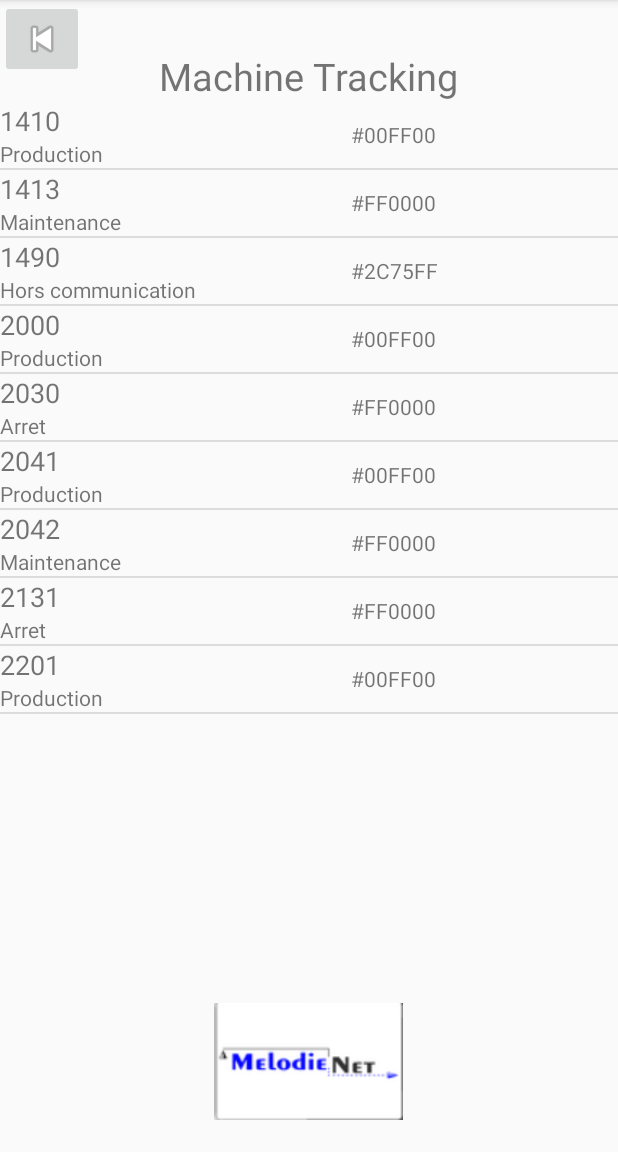
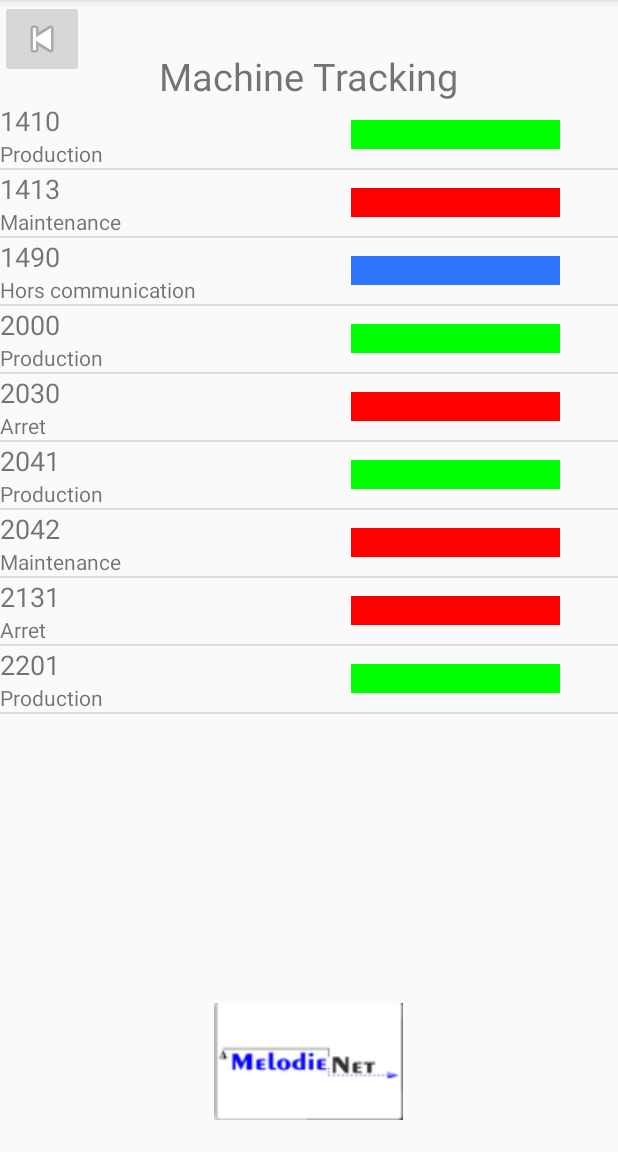
Before and after one commit to mordohaw/MelodieAndroid, an Android app: the MachineActivity screen opened directly, with no data from a screen before it, on a phone screen of 412 x 824 dp, the part 84-1236 px from its top. Run offline under Robolectric (Android 15) with nearby library versions, the phone set to English and light mode, and no system bars.

Commit message:
19/04 : Set the color view directly in the CellAdapter

```diff
--- a/MelodieAndroidV4.4/app/src/main/java/com/example/williammordohay/melodieandroidv44/Cell/CellAdapter.java
+++ b/MelodieAndroidV4.4/app/src/main/java/com/example/williammordohay/melodieandroidv44/Cell/CellAdapter.java
@@ -1,6 +1,7 @@
 package com.example.williammordohay.melodieandroidv44.Cell;
 
 import android.content.Context;
+import android.graphics.Color;
 import android.support.annotation.IdRes;
 import android.support.annotation.LayoutRes;
 import android.support.annotation.NonNull;
@@ -56,7 +57,11 @@ public class CellAdapter extends ArrayAdapter<CellObject> {
         //On rempli la vue
         viewHolder.num.setText(String.valueOf(currentCell.getCellNumber()));
         viewHolder.text.setText(currentCell.getCellText());
-        viewHolder.color.setText(currentCell.getColourCode());
+        viewHolder.color.setText("");
+        //viewHolder.color.setText(currentCell.getColourCode());
+
+        //Set color with the field ColourCode in object currentCell
+        viewHolder.color.setBackgroundColor(Color.parseColor(String.valueOf(currentCell.getColourCode())));
 
         viewCellObjectMap.put(convertView, currentCell);
 
--- a/MelodieAndroidV4.4/app/src/main/java/com/example/williammordohay/melodieandroidv44/MachineActivity.java
+++ b/MelodieAndroidV4.4/app/src/main/java/com/example/williammordohay/melodieandroidv44/MachineActivity.java
@@ -1,10 +1,12 @@
 package com.example.williammordohay.melodieandroidv44;
 
+import android.graphics.Color;
 import android.support.v7.app.AppCompatActivity;
 import android.os.Bundle;
 import android.view.View;
 import android.widget.ArrayAdapter;
 import android.widget.ListView;
+import android.widget.TextView;
 
 import com.example.williammordohay.melodieandroidv44.Cell.CellAdapter;
 import com.example.williammordohay.melodieandroidv44.Cell.CellObject;
@@ -23,7 +25,9 @@ public class MachineActivity extends AppCompatActivity {
     protected void onCreate(Bundle savedInstanceState) {
         super.onCreate(savedInstanceState);
         setContentView(R.layout.activity_machine);
+
         populateListView();
+
     }
 
     public void generateCells(){
@@ -45,8 +49,8 @@ public class MachineActivity extends AppCompatActivity {
     }
 
     public void populateListView(){
+        generateCells();
         mListView=(ListView) findViewById(R.id.CellsView);
-        generateCells();
         adapter=new CellAdapter(this,cells);
         mListView.setAdapter(adapter);
 
--- a/MelodieAndroidV4.4/app/src/main/res/layout/activity_machine.xml
+++ b/MelodieAndroidV4.4/app/src/main/res/layout/activity_machine.xml
@@ -16,7 +16,7 @@
         app:srcCompat="@android:drawable/ic_media_previous" />
 
     <TextView
-        android:id="@+id/textView"
+        android:id="@+id/titleView"
         android:layout_width="wrap_content"
         android:layout_height="wrap_content"
         android:textSize="25sp"
@@ -40,7 +40,7 @@
         <ListView
             android:id="@+id/CellsView"
             android:layout_width="wrap_content"
-            android:layout_below="@id/textView"
+            android:layout_below="@id/titleView"
             android:layout_above="@id/MelodieLogo"
             android:layout_height="match_parent">
 
--- a/MelodieAndroidV4.4/app/src/main/res/layout/activity_production.xml
+++ b/MelodieAndroidV4.4/app/src/main/res/layout/activity_production.xml
@@ -16,7 +16,7 @@
         app:srcCompat="@android:drawable/ic_media_previous" />
 
     <TextView
-        android:id="@+id/textView"
+        android:id="@+id/titleView"
         android:layout_width="wrap_content"
         android:layout_height="wrap_content"
         android:textSize="25sp"
--- a/MelodieAndroidV4.4/app/src/main/res/layout/activity_settings.xml
+++ b/MelodieAndroidV4.4/app/src/main/res/layout/activity_settings.xml
@@ -17,7 +17,7 @@
         app:srcCompat="@android:drawable/ic_media_previous" />
 
     <TextView
-        android:id="@+id/textView"
+        android:id="@+id/titleView"
         android:layout_width="wrap_content"
         android:layout_height="wrap_content"
         android:textSize="25sp"
@@ -45,7 +45,7 @@
         android:ems="10"
         android:inputType="textPersonName"
         android:text="@string/URL_value"
-        android:layout_below="@+id/textView"
+        android:layout_below="@+id/titleView"
         android:layout_alignParentStart="true" />
 
     <Button
--- a/MelodieAndroidV4.4/app/src/main/res/layout/row_machine.xml
+++ b/MelodieAndroidV4.4/app/src/main/res/layout/row_machine.xml
@@ -2,12 +2,14 @@
 <LinearLayout xmlns:android="http://schemas.android.com/apk/res/android"
     android:orientation="horizontal"
     android:layout_width="match_parent"
-    android:layout_height="match_parent" >
+    android:layout_height="match_parent"
+    >
 
     <LinearLayout
         android:layout_width="wrap_content"
         android:layout_height="wrap_content"
-        android:orientation="vertical">
+        android:orientation="vertical"
+        >
 
         <TextView
             android:id="@+id/num"
```
Also changed, not shown: 2 other files.
